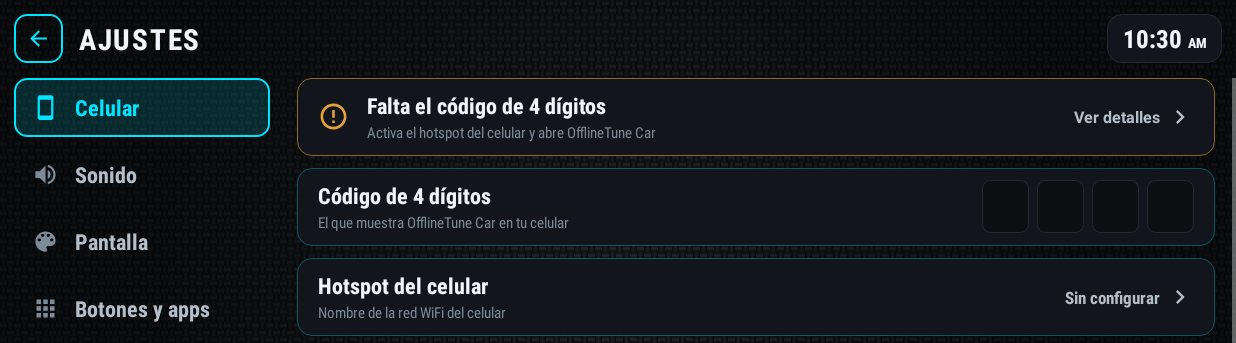
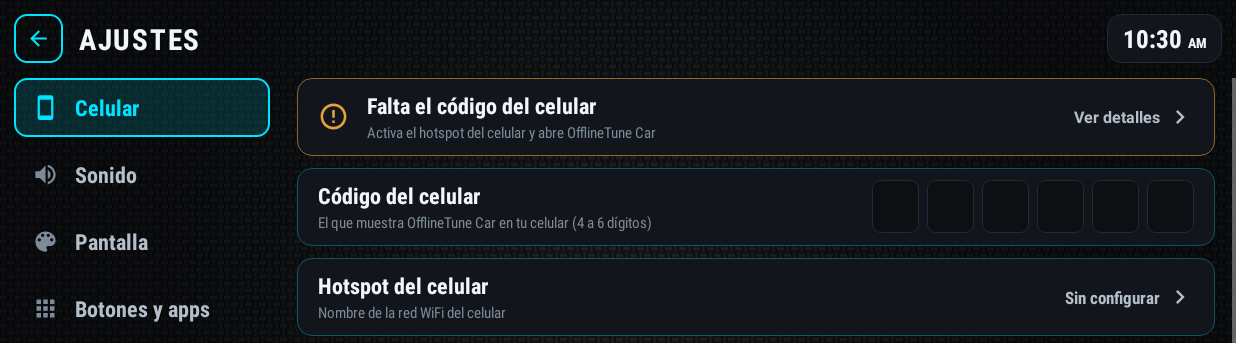
Before and after one commit to aceIHeiI/VeloraDrive, an Android app: the SettingsActivity screen opened directly, with no data from a screen before it, on a phone screen of 824 x 412 dp (held sideways). Shown: the top 343 px of the screen. Run offline under Robolectric (Android 15) with nearby library versions, the phone set to English and light mode, and no system bars.

Commit message:
Codigo del celular: acepta de 4 a 6 digitos y avisa del bloqueo tras fallos
Co-Authored-By: Claude Sonnet 5.5 <noreply@anthropic.com>

```diff
--- a/app/src/main/java/com/iheii/veloradrive/SettingsActivity.kt
+++ b/app/src/main/java/com/iheii/veloradrive/SettingsActivity.kt
@@ -236,10 +236,12 @@ class SettingsActivity : AppCompatActivity() {
         }
         renderStatusCard()
 
-        // Código de 4 dígitos: cuatro casillas con puntos (nunca se muestra el número).
+        // Código del celular (4 dígitos los antiguos, 6 los nuevos): casillas con puntos (nunca se muestra el número).
         row(R.string.aj_code, getString(R.string.aj_code_desc)).apply {
             val digits = linkConfig.token.orEmpty().length
-            repeat(4) { i ->
+            // Con un código antiguo de 4 dígitos se dibujan 4 casillas; sin código o con uno nuevo, 6.
+            val boxes = if (digits in 1..4) 4 else 6
+            repeat(boxes) { i ->
                 end.addView(TextView(this@SettingsActivity).apply {
                     text = if (i < digits) "•" else ""
                     textSize = 22f
@@ -249,7 +251,7 @@ class SettingsActivity : AppCompatActivity() {
                 }, LinearLayout.LayoutParams(px(46), px(52)).apply { marginStart = px(8) })
             }
             main.setOnClickListener {
-                editText(R.string.aj_code, "", InputType.TYPE_CLASS_NUMBER or InputType.TYPE_NUMBER_VARIATION_PASSWORD, 4) {
+                editText(R.string.aj_code, "", InputType.TYPE_CLASS_NUMBER or InputType.TYPE_NUMBER_VARIATION_PASSWORD, 6) {
                     saveLink(linkConfig.copy(token = it))
                 }
             }
@@ -726,7 +728,7 @@ class SettingsActivity : AppCompatActivity() {
             appendLine(debugText(s))
             appendLine()
             appendLine("== Ajustes ==")
-            appendLine("Código de 4 dígitos: ${if (linkConfig.token.isNullOrEmpty()) "sin configurar" else "configurado"}")
+            appendLine("Código del celular: ${if (linkConfig.token.isNullOrEmpty()) "sin configurar" else "configurado"}")
             appendLine("Hotspot: ${linkConfig.ssid ?: "--"}")
             appendLine("Contraseña del hotspot: ${if (linkConfig.password.isNullOrEmpty()) "sin configurar" else "configurada"}")
             appendLine("IP manual: ${linkConfig.host ?: "--"}")
--- a/app/src/main/res/values/strings.xml
+++ b/app/src/main/res/values/strings.xml
@@ -129,7 +129,7 @@
     <string name="link_waiting">Esperando conexión...</string>
     <string name="link_reconnecting">Reconectando...</string>
     <string name="link_section">Conexión con OfflineTune</string>
-    <string name="link_token">Código de 4 dígitos del celular</string>
+    <string name="link_token">Código del celular (4 a 6 dígitos)</string>
     <string name="link_ssid">Hotspot del celular (nombre de la red)</string>
     <string name="link_password">Contraseña del hotspot</string>
     <string name="link_host">IP manual (opcional, para diagnóstico)</string>
--- a/app/src/main/res/values/strings_settings.xml
+++ b/app/src/main/res/values/strings_settings.xml
@@ -24,14 +24,14 @@
     <string name="aj_status_phone">tu celular</string>
     <string name="aj_status_sub">OfflineTune Car · %1$s</string>
     <string name="aj_status_connecting">Conectando con el celular…</string>
-    <string name="aj_status_no_token">Falta el código de 4 dígitos</string>
-    <string name="aj_status_bad_token">El código no coincide</string>
+    <string name="aj_status_no_token">Falta el código del celular</string>
+    <string name="aj_status_bad_token">El código no coincide. Tras 5 intentos fallidos el celular espera un minuto o más antes de aceptar otro.</string>
     <string name="aj_status_no_wifi">Sin red WiFi</string>
     <string name="aj_status_disconnected">Celular no conectado</string>
     <string name="aj_status_hint">Activa el hotspot del celular y abre OfflineTune Car</string>
     <string name="aj_details">Ver detalles</string>
-    <string name="aj_code">Código de 4 dígitos</string>
-    <string name="aj_code_desc">El que muestra OfflineTune Car en tu celular</string>
+    <string name="aj_code">Código del celular</string>
+    <string name="aj_code_desc">El que muestra OfflineTune Car en tu celular (4 a 6 dígitos)</string>
     <string name="aj_ssid">Hotspot del celular</string>
     <string name="aj_ssid_desc">Nombre de la red WiFi del celular</string>
     <string name="aj_password">Contraseña del hotspot</string>
```
